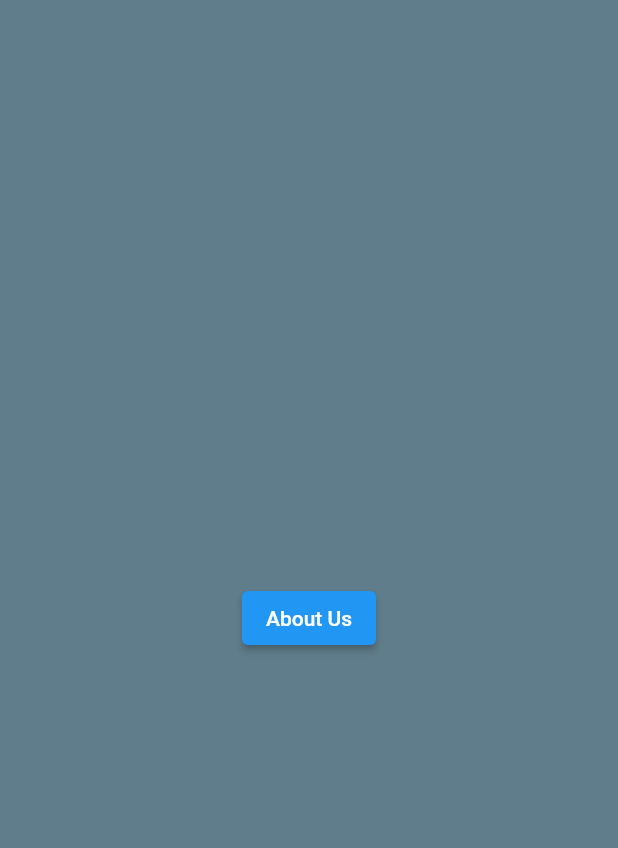
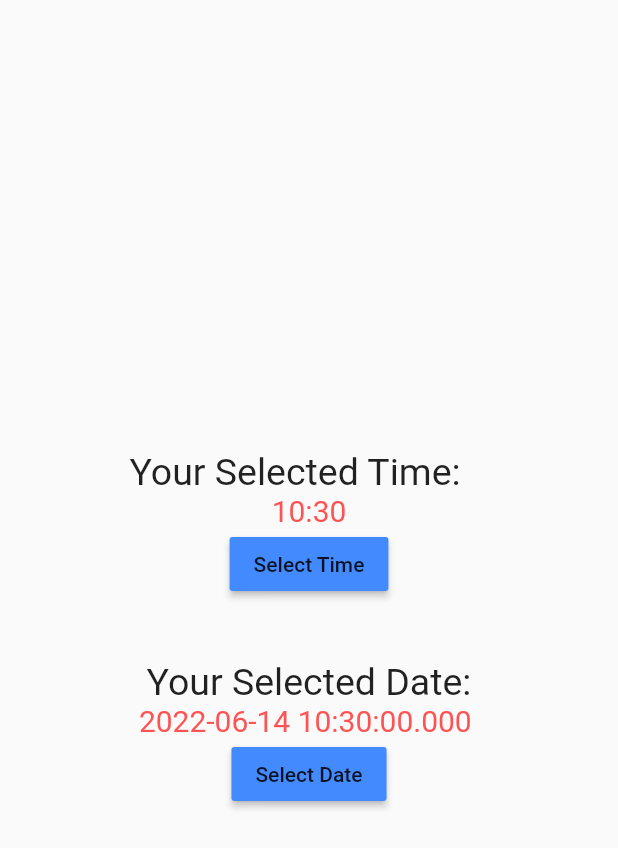
Before and after one commit to abpadamani/flutterinternship, a Flutter app: the screen it shows after launch, on a phone screen of 412 x 824 dp. Shown: the top 848 px of the screen. Run offline on Flutter 3.47's test engine with Material 2 defaults, Android fonts, the phone set to English and light mode, and no system bars; our stand-ins replace badges, carousel_slider, email_validator, fluttertoast, google_fonts, image_picker and 1 more; Roboto replaces fonts that are missing (Ubuntu).

Commit message:
date and time picker

```diff
--- /dev/null
+++ b/lib/d&t-picker/datepicker.dart
@@ -0,0 +1,86 @@
+import 'package:flutter/material.dart';
+
+class Mydate extends StatefulWidget {
+  const Mydate({Key? key}) : super(key: key);
+
+  @override
+  State<Mydate> createState() => _MydateState();
+}
+
+class _MydateState extends State<Mydate> {
+  DateTime DateandTime = DateTime.now();
+  TimeOfDay time = TimeOfDay(hour: 10, minute: 30);
+
+  void _showtimepicker() {
+    showTimePicker(context: context, initialTime: time).then((value) {
+      setState(() {
+        time = value!;
+      });
+    });
+  }
+
+  void _showdatepicker() {
+    showDatePicker(
+            context: context,
+            initialDate: DateTime.now(),
+            firstDate: DateTime(2000),
+            lastDate: DateTime(2050))
+        .then((value) {
+      setState(() {
+        DateandTime = value!;
+      });
+    });
+  }
+
+  @override
+  Widget build(BuildContext context) {
+    return Scaffold(
+      body: Column(
+        children: [
+          SizedBox(height: 300),
+          Text(
+            'Your Selected Time:   ',
+            style: TextStyle(fontSize: 25),
+          ),
+          Center(
+            child: Text(
+              '${time.hour}:${time.minute}',
+              style: TextStyle(fontSize: 20, color: Colors.redAccent),
+            ),
+          ),
+          Center(
+            child: MaterialButton(
+              onPressed: () {
+                _showtimepicker();
+              },
+              color: Colors.blueAccent,
+              child: Text("Select Time"),
+            ),
+          ),
+          SizedBox(
+            height: 40,
+          ),
+          Text(
+            "Your Selected Date:",
+            style: TextStyle(fontSize: 25),
+          ),
+          Center(
+            child: Text(
+              '$DateandTime ',
+              style: TextStyle(fontSize: 20, color: Colors.redAccent),
+            ),
+          ),
+          Center(
+            child: MaterialButton(
+              onPressed: () {
+                _showdatepicker();
+              },
+              color: Colors.blueAccent,
+              child: Text("Select Date"),
+            ),
+          ),
+        ],
+      ),
+    );
+  }
+}
--- a/lib/main.dart
+++ b/lib/main.dart
@@ -9,6 +9,8 @@ import 'package:internship/swipe-to-dismiss/swipe.dart';
 
 import 'avatar/profile.dart';
 import 'package:internship/camera/mycamera.dart';
+
+import 'd&t-picker/datepicker.dart';
 
 void main() => runApp(const MyApp());
 
@@ -23,7 +25,7 @@ class MyApp extends StatelessWidget {
         primarySwatch: Colors.blue,
         textTheme: GoogleFonts.ubuntuTextTheme(),
       ),
-      home: Mysimple(),
+      home: Mydate(),
     );
   }
 }
```
